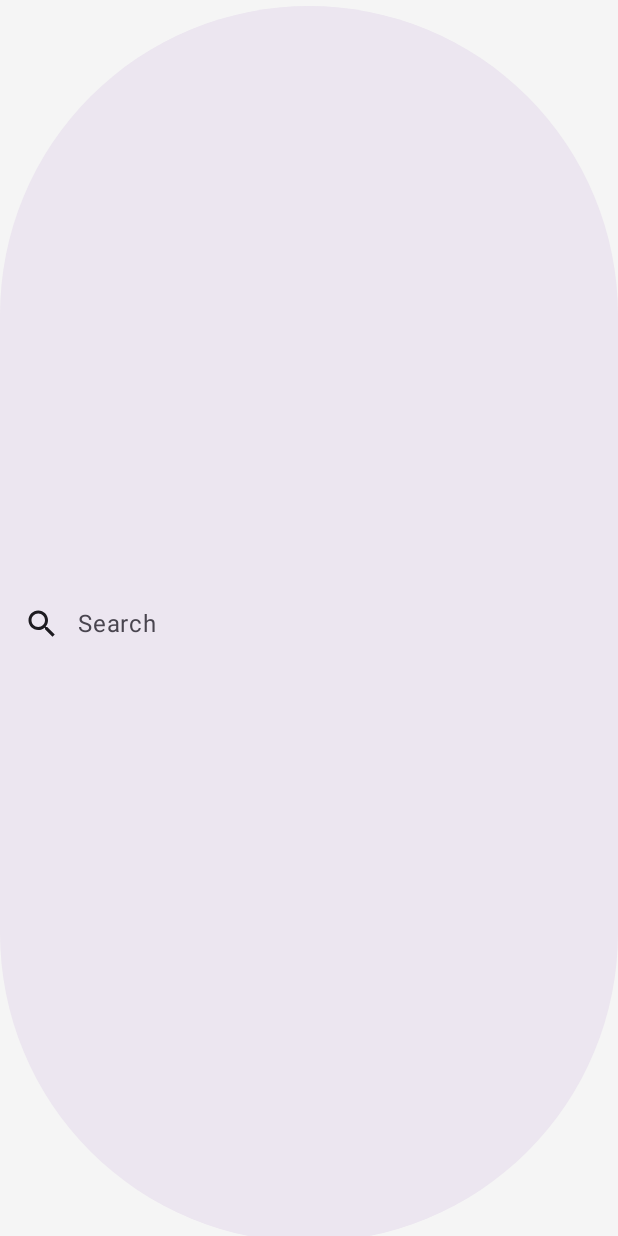
After one commit to dutcalm/MetGalleryProject, an Android app built with Jetpack Compose: the composable CustomSearchBar called with empty values, on a phone screen of 412 x 824 dp. The commit adds this screen. Run offline under Robolectric (Android 15) with nearby library versions, the phone set to English and light mode, and no system bars; 1 statement that could not run was skipped.

Commit message:
CustomSearchBar

```diff
--- a/app/src/main/java/com/example/metgalleryproject/ui/components/CustomLoadingIndicator.kt
+++ b/app/src/main/java/com/example/metgalleryproject/ui/components/CustomLoadingIndicator.kt
@@ -26,7 +26,7 @@ import kotlinx.coroutines.launch
 fun CustomLoadingIndicator(
     modifier: Modifier = Modifier
         .fillMaxWidth(0.8f)
-        .height(600.dp)
+        .height(750.dp)
 ) {
     var currentProgress by remember { mutableFloatStateOf(0f) }
     val scope = rememberCoroutineScope()
--- /dev/null
+++ b/app/src/main/java/com/example/metgalleryproject/ui/components/CustomSearchBar.kt
@@ -0,0 +1,103 @@
+package com.example.metgalleryproject.ui.components
+
+import androidx.compose.foundation.background
+import androidx.compose.foundation.layout.Box
+import androidx.compose.foundation.layout.fillMaxSize
+import androidx.compose.foundation.layout.padding
+import androidx.compose.foundation.lazy.LazyColumn
+import androidx.compose.material.icons.Icons
+import androidx.compose.material.icons.filled.Search
+import androidx.compose.material3.ExperimentalMaterial3Api
+import androidx.compose.material3.HorizontalDivider
+import androidx.compose.material3.Icon
+import androidx.compose.material3.MaterialTheme
+import androidx.compose.material3.SearchBar
+import androidx.compose.material3.SearchBarDefaults
+import androidx.compose.material3.Text
+import androidx.compose.runtime.Composable
+import androidx.compose.runtime.getValue
+import androidx.compose.runtime.mutableStateOf
+import androidx.compose.runtime.saveable.rememberSaveable
+import androidx.compose.runtime.setValue
+import androidx.compose.ui.Alignment
+import androidx.compose.ui.Modifier
+import androidx.compose.ui.graphics.Color
+import androidx.compose.ui.semantics.isTraversalGroup
+import androidx.compose.ui.semantics.semantics
+import androidx.compose.ui.unit.dp
+import androidx.navigation.NavController
+import com.example.metgalleryproject.data.model.ArtObject
+import com.example.metgalleryproject.ui.screens.ArtItem
+import com.example.metgalleryproject.viewmodel.FavouritesViewModel
+
+@OptIn(ExperimentalMaterial3Api::class)
+@Composable
+fun CustomSearchBar(
+    query: String,
+    onQueryChange: (String) -> Unit,
+    onSearch: (String) -> Unit,
+    searchResults: List<ArtObject?>,
+    navController: NavController,
+    favouritesViewModel: FavouritesViewModel,
+    placeholder: @Composable () -> Unit = { Text("Search") },
+    leadingIcon: @Composable (() -> Unit)? = { Icon(Icons.Default.Search, contentDescription = "Search") },
+    trailingIcon: @Composable (() -> Unit)? = null,
+    modifier: Modifier = Modifier
+) {
+    var expanded by rememberSaveable { mutableStateOf(false) }
+
+    Box(
+        modifier
+            .fillMaxSize()
+            .semantics { isTraversalGroup = true }
+    ) {
+        SearchBar(
+            modifier = Modifier
+                .fillMaxSize()
+                .align(Alignment.TopCenter)
+                .padding(top = 0.dp),
+            colors = SearchBarDefaults.colors(
+                containerColor = MaterialTheme.colorScheme.background
+            ),
+            inputField = {
+                SearchBarDefaults.InputField(
+                    modifier = Modifier
+                        .background(MaterialTheme.colorScheme.background),
+                    query = query,
+                    onQueryChange = onQueryChange,
+                    onSearch = {
+                        onSearch(query)
+                        expanded = false
+                    },
+                    expanded = expanded,
+                    onExpandedChange = { expanded = it },
+                    placeholder = placeholder,
+                    leadingIcon = leadingIcon,
+                    trailingIcon = trailingIcon
+                )
+            },
+            expanded = expanded,
+            onExpandedChange = { expanded = it },
+        ) {
+            LazyColumn(
+                modifier = Modifier.fillMaxSize()
+            ) {
+                items(searchResults.size) { index ->
+                    val art = searchResults[index]
+                    if (art != null) {
+                        ArtItem(
+                            art = art,
+                            navController = navController,
+                            viewModel = favouritesViewModel,
+                        )
+                        HorizontalDivider(
+                            color = Color.LightGray,
+                            thickness = 1.dp,
+                            modifier = Modifier.padding(vertical = 4.dp)
+                        )
+                    }
+                }
+            }
+        }
+    }
+}
```
Also changed, not shown: app/src/main/java/com/example/metgalleryproject/ui/screens/SearchScreen.kt (+12 -38 lines).
